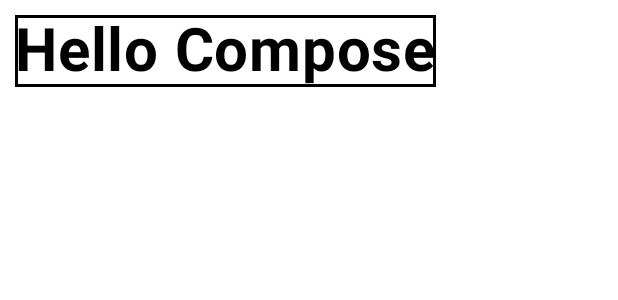
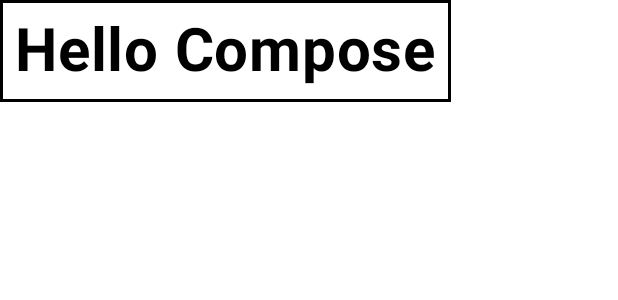
Before and after one commit to ZolotkoVal/ModifierDemo, an Android app built with Jetpack Compose: the @Preview function DefaultPreview, on a phone screen of 412 x 824 dp. Shown: the top 300 px of the screen. Run offline under Robolectric (Android 15) with nearby library versions, the phone set to English and light mode, and no system bars.

Commit message:
Preserve incoming modifier and place border outside padding

```diff
--- a/app/src/main/java/com/example/modifierdemo/MainActivity.kt
+++ b/app/src/main/java/com/example/modifierdemo/MainActivity.kt
@@ -34,10 +34,10 @@ class MainActivity : ComponentActivity() {
 
 @Composable
 fun DemoScreen(modifier: Modifier = Modifier) {
-    val mymodifier = Modifier
+    val mymodifier = modifier
+        .border(width = 2.dp, color = Color.Black)
         .padding(all = 10.dp)
-        .border(width = 2.dp, color = Color.Black)
-    Text("Hello Compose", modifier = modifier.then(mymodifier), fontSize = 40.sp, fontWeight = FontWeight.Bold)
+    Text("Hello Compose", modifier = mymodifier, fontSize = 40.sp, fontWeight = FontWeight.Bold)
 }
 
 @Preview(showBackground = true)
```
